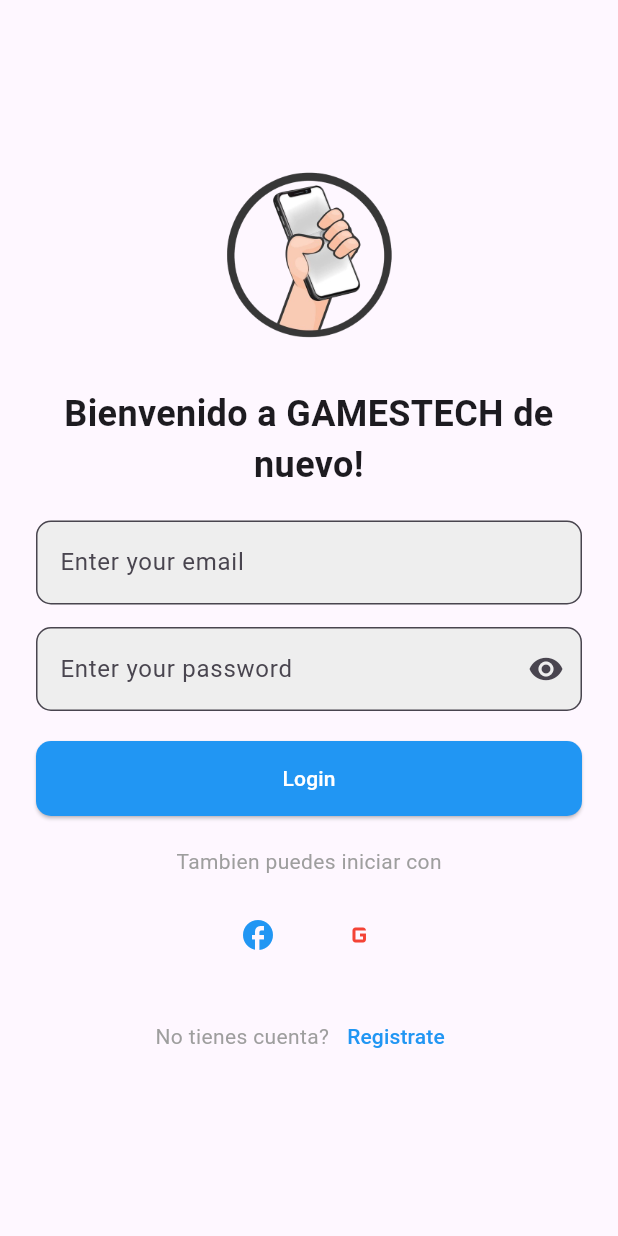
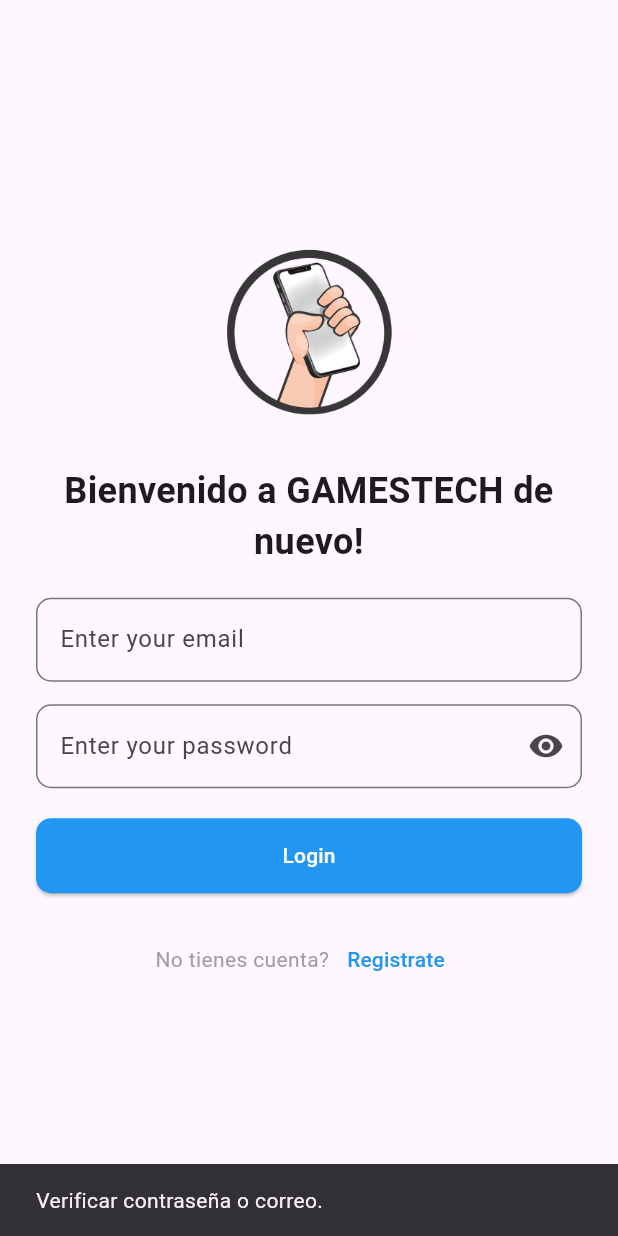
Before and after one commit to jairvelaz54/GamestechMovil, a Flutter app: the screen it shows after launch, after a tap on "Login", on a phone screen of 412 x 824 dp. Run offline on Flutter 3.47's test engine with Material 3 defaults, Android fonts, the phone set to English and light mode, and no system bars; our stand-ins replace cloud_firestore, firebase_auth, firebase_core; accounts and stored records are empty; network calls fail.

Commit message:
agregando registro y login funcionando

```diff
--- /dev/null
+++ b/lib/firebase/email_auth.dart
@@ -0,0 +1,44 @@
+import 'package:cloud_firestore/cloud_firestore.dart';
+import 'package:firebase_auth/firebase_auth.dart';
+
+class EmailAuth {
+  final FirebaseAuth auth = FirebaseAuth.instance;
+  final FirebaseFirestore firestore = FirebaseFirestore.instance;
+
+  Future<bool> createUser(String firstName, String lastName, String email, String password) async {
+    try {
+      final credentials = await auth.createUserWithEmailAndPassword(
+          email: email, password: password);
+      await credentials.user!.sendEmailVerification();
+
+      // Almacenar la información del usuario en Firestore
+      await firestore.collection('users').doc(credentials.user!.uid).set({
+        'firstName': firstName,
+        'lastName': lastName,
+        'email': email,
+        'createdAt': DateTime.now(),
+      });
+
+      return true;
+    } on FirebaseAuthException catch (e) {
+      print(e.message);
+    }
+    return false;
+  }
+
+Future<bool> validateUser(String email, String password) async {
+    try {
+      final userCredential = await auth.signInWithEmailAndPassword(
+          email: email, password: password);
+      if (userCredential.user!.emailVerified) {
+        return true;
+      } else {
+        print("Email not verified. Please verify your email before logging in.");
+        return false;
+      }
+    } on FirebaseAuthException catch (e) {
+      print("Error: ${e.message}");
+      return false;
+    }
+  }
+}
--- a/lib/screens/login_screen.dart
+++ b/lib/screens/login_screen.dart
@@ -1,8 +1,25 @@
 import 'package:flutter/material.dart';
+import 'package:gamestech/firebase/email_auth.dart';
 
-class LoginScreen extends StatelessWidget {
+class LoginScreen extends StatefulWidget {
+  @override
+  State<LoginScreen> createState() => _LoginScreenState();
+}
+
+class _LoginScreenState extends State<LoginScreen> {
+  final EmailAuth emailAuth = EmailAuth();
+
   final TextEditingController emailController = TextEditingController();
+
   final TextEditingController passwordController = TextEditingController();
+
+  bool _obscureText = true;
+  // Variable para controlar la visibilidad de la contraseña
+  void _togglePasswordVisibility() {
+    setState(() {
+      _obscureText = !_obscureText;
+    });
+  }
 
   @override
   Widget build(BuildContext context) {
@@ -13,7 +30,8 @@
           child: Column(
             mainAxisAlignment: MainAxisAlignment.center,
             children: [
-              Image.asset('assets/logo.png', height: 120), // Logo en la parte superior
+              Image.asset('assets/logo.png',
+                  height: 120), // Logo en la parte superior
               SizedBox(height: 30),
               Text(
                 "Bienvenido a GAMESTECH de nuevo!",
@@ -28,74 +46,88 @@
                   hintText: "Enter your email",
                   border: OutlineInputBorder(
                     borderRadius: BorderRadius.circular(10),
+                    borderSide: const BorderSide(color: Colors.black),
                   ),
-                  filled: true,
-                  fillColor: Colors.grey[200],
+                  focusedBorder: OutlineInputBorder(
+                    borderRadius: BorderRadius.circular(10),
+                    borderSide: BorderSide(
+                        color: Colors.blue), // Borde azul cuando está enfocado
+                  ),
+                  filled: false,
                 ),
               ),
               SizedBox(height: 15),
               // Campo de contraseña
               TextField(
                 controller: passwordController,
-                obscureText: true,
+                obscureText: _obscureText,
                 decoration: InputDecoration(
                   hintText: "Enter your password",
-                  suffixIcon: Icon(Icons.visibility),
+                  suffixIcon: IconButton(
+                    icon: Icon(
+                        _obscureText ? Icons.visibility : Icons.visibility_off),
+                    onPressed: _togglePasswordVisibility,
+                  ),
                   border: OutlineInputBorder(
                     borderRadius: BorderRadius.circular(10),
+                    borderSide: BorderSide(color: Colors.black),
                   ),
-                  filled: true,
-                  fillColor: Colors.grey[200],
+                  focusedBorder: OutlineInputBorder(
+                    borderRadius: BorderRadius.circular(10),
+                    borderSide: BorderSide(color: Colors.blue),
+                  ),
+                  filled: false,
                 ),
               ),
               SizedBox(height: 20),
               // Botón de inicio de sesión
               ElevatedButton(
-                onPressed: () {
-                  // Lógica de inicio de sesión
+                onPressed: () async {
+                  String email = emailController.text.trim();
+                  String password = passwordController.text.trim();
+
+                  bool isLoggedIn =
+                      await emailAuth.validateUser(email, password);
+
+                  if (isLoggedIn) {
+                    //Navigator.pushReplacementNamed(context, '/dashboard');
+                    ScaffoldMessenger.of(context).showSnackBar(
+                      SnackBar(content: Text('Todo correcto aqui envia')),
+                    );
+                  } else {
+                    // Mostrar un mensaje de error si el inicio de sesión falla
+                    ScaffoldMessenger.of(context).showSnackBar(
+                      SnackBar(content: Text('Verificar contraseña o correo.')),
+                    );
+                  }
                 },
                 style: ElevatedButton.styleFrom(
                   backgroundColor: Colors.blue, // Cambiar el color si lo deseas
                   shape: RoundedRectangleBorder(
                     borderRadius: BorderRadius.circular(10),
                   ),
+
                   minimumSize: Size(double.infinity, 50), // Ancho completo
                 ),
-                child: Text("Login", style: TextStyle(color: Colors.white),),
+                child: Text(
+                  "Login",
+                  style: TextStyle(color: Colors.white),
+                ),
               ),
-              SizedBox(height: 20),
-              // Texto y botones de inicio de sesión social
-              Text("Tambien puedes iniciar con", style: TextStyle(color: Colors.grey)),
-              SizedBox(height: 15),
-              Row(
-                mainAxisAlignment: MainAxisAlignment.center,
-                children: [
-                  IconButton(
-                    icon: Icon(Icons.facebook, color: Colors.blue),
-                    onPressed: () {
-                      // Lógica de inicio de sesión con Facebook
-                    },
-                  ),
-                  SizedBox(width: 20),
-                  IconButton(
-                    icon: Icon(Icons.g_mobiledata, color: Colors.red),
-                    onPressed: () {
-                      // Lógica de inicio de sesión con Google
-                    },
-                  ),
-                ],
-              ),
+
               SizedBox(height: 20),
               // Texto de registro
               Row(
                 mainAxisAlignment: MainAxisAlignment.center,
                 children: [
-                  Text("No tienes cuenta?", style: TextStyle(color: Colors.grey)),
+                  Text("No tienes cuenta?",
+                      style: TextStyle(color: Colors.grey)),
                   TextButton(
                     onPressed: () {
                       Navigator.pushNamed(context, '/register');
                     },
-                    child: Text("Registrate", style: TextStyle(color: Colors.blue)),
+                    child: Text("Registrate",
+                        style: TextStyle(color: Colors.blue)),
                   ),
                 ],
               ),
```
Also changed, not shown: lib/screens/register_screen.dart (+50 -48 lines).
